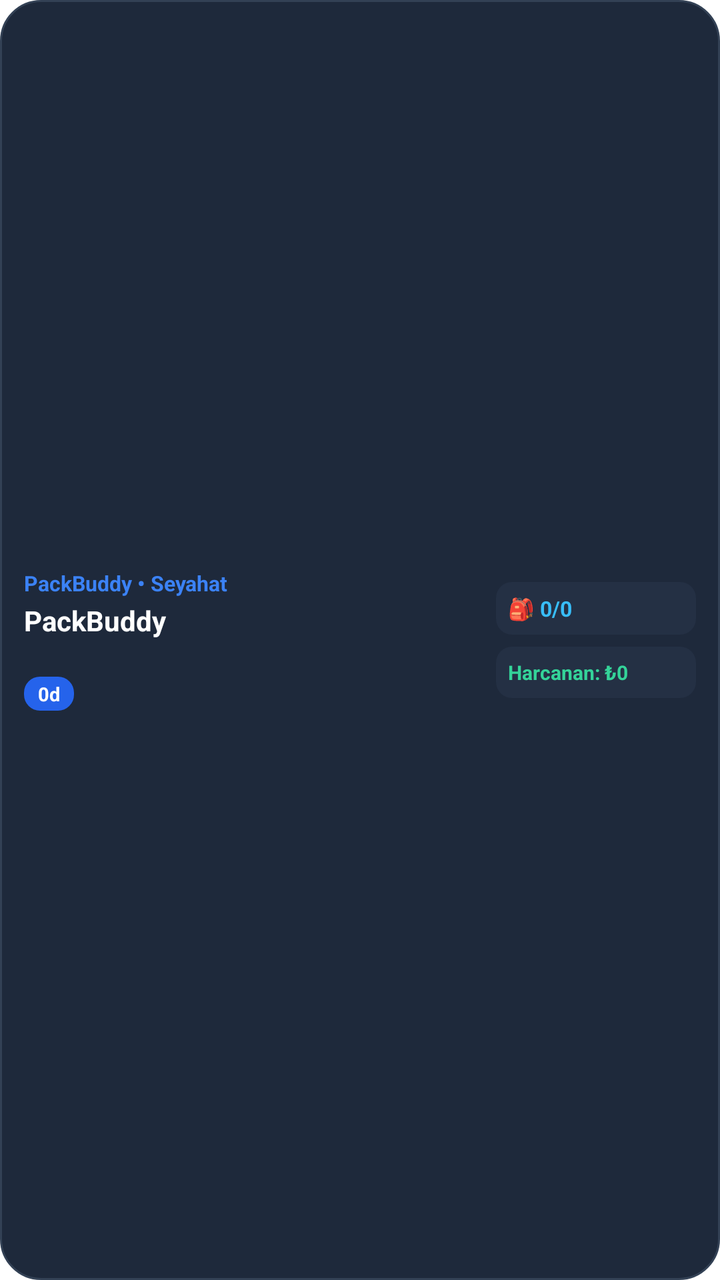
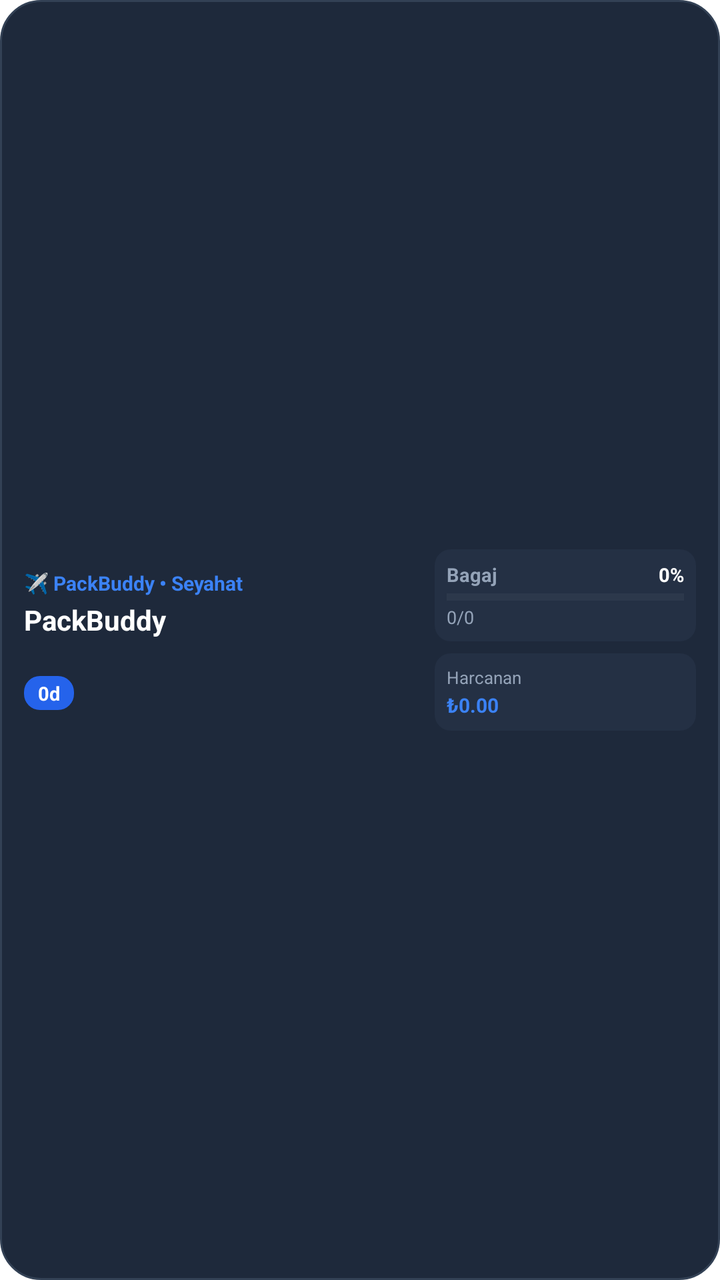

Screens rendered from an Android XML layout before and after an edit, with the pre-edit source and the edit as a unified diff.
<!-- AndroidManifest.xml: fallback theme Theme.MaterialComponents.DayNight.NoActionBar -->
<!-- res/layout/packbuddy_trip_medium.xml -->
<?xml version="1.0" encoding="utf-8"?>
<LinearLayout xmlns:android="http://schemas.android.com/apk/res/android"
    android:id="@+id/widget_container"
    android:layout_width="match_parent"
    android:layout_height="match_parent"
    android:background="@drawable/widget_bg"
    android:orientation="horizontal"
    android:padding="12dp">

    
    <LinearLayout
        android:layout_width="0dp"
        android:layout_height="match_parent"
        android:layout_weight="1"
        android:gravity="center_vertical"
        android:orientation="vertical">

        <TextView
            android:id="@+id/widget_app_name"
            android:layout_width="wrap_content"
            android:layout_height="wrap_content"
            android:ellipsize="end"
            android:maxLines="1"
            android:text="PackBuddy • Seyahat"
            android:textColor="#3B82F6"
            android:textSize="10.5sp"
            android:textStyle="bold" />

        <FrameLayout
            android:layout_width="match_parent"
            android:layout_height="2dp" />

        <TextView
            android:id="@+id/widget_title"
            android:layout_width="match_parent"
            android:layout_height="wrap_content"
            android:ellipsize="end"
            android:maxLines="1"
            android:text="PackBuddy"
            android:textColor="#FFFFFF"
            android:textSize="14sp"
            android:textStyle="bold" />

        <TextView
            android:id="@+id/widget_destination"
            android:layout_width="match_parent"
            android:layout_height="wrap_content"
            android:layout_marginTop="1dp"
            android:ellipsize="end"
            android:maxLines="1"
            android:text=""
            android:textColor="#94A3B8"
            android:textSize="10sp" />

        <TextView
            android:id="@+id/widget_days"
            android:layout_width="wrap_content"
            android:layout_height="wrap_content"
            android:layout_marginTop="4dp"
            android:background="@drawable/widget_badge_bg"
            android:ellipsize="end"
            android:maxLines="1"
            android:paddingStart="7dp"
            android:paddingTop="2dp"
            android:paddingEnd="7dp"
            android:paddingBottom="2dp"
            android:text="0d"
            android:textColor="#FFFFFF"
            android:textSize="9.5sp"
            android:textStyle="bold" />
    </LinearLayout>

    
    <LinearLayout
        android:id="@+id/widget_right_column"
        android:layout_width="100dp"
        android:layout_height="match_parent"
        android:layout_marginStart="10dp"
        android:gravity="center_vertical"
        android:orientation="vertical">

        <LinearLayout
            android:id="@+id/widget_packing_box"
            android:layout_width="match_parent"
            android:layout_height="wrap_content"
            android:background="@drawable/widget_stat_bg"
            android:orientation="vertical"
            android:padding="6dp">

            <TextView
                android:id="@+id/widget_packing"
                android:layout_width="match_parent"
                android:layout_height="wrap_content"
                android:ellipsize="end"
                android:maxLines="1"
                android:text="🎒 0/0"
                android:textColor="#38BDF8"
                android:textSize="10.5sp"
                android:textStyle="bold" />
        </LinearLayout>

        <LinearLayout
            android:id="@+id/widget_budget_box"
            android:layout_width="match_parent"
            android:layout_height="wrap_content"
            android:layout_marginTop="6dp"
            android:background="@drawable/widget_stat_bg"
            android:orientation="vertical"
            android:padding="6dp">

            <TextView
                android:id="@+id/widget_budget"
                android:layout_width="match_parent"
                android:layout_height="wrap_content"
                android:ellipsize="end"
                android:maxLines="1"
                android:text="Harcanan: ₺0"
                android:textColor="#34D399"
                android:textSize="10sp"
                android:textStyle="bold" />
        </LinearLayout>
    </LinearLayout>

</LinearLayout>
<!-- resources referenced by this layout -->
<resources>
  <!-- drawable widget_badge_bg (drawable) -->
  <?xml version="1.0" encoding="utf-8"?>
  <shape xmlns:android="http://schemas.android.com/apk/res/android"
      android:shape="rectangle">
      <corners android:radius="8dp" />
      <solid android:color="#2563EB" />
  </shape>
  <!-- drawable widget_bg (drawable) -->
  <?xml version="1.0" encoding="utf-8"?>
  <shape xmlns:android="http://schemas.android.com/apk/res/android"
      android:shape="rectangle">
      <corners android:radius="20dp" />
      <solid android:color="#1E293B" />
      <stroke
          android:width="1dp"
          android:color="#334155" />
  </shape>
  <!-- drawable widget_stat_bg (drawable) -->
  <?xml version="1.0" encoding="utf-8"?>
  <shape xmlns:android="http://schemas.android.com/apk/res/android"
      android:shape="rectangle">
      <corners android:radius="8dp" />
      <solid android:color="#243044" />
  </shape>
</resources>

<!-- the commit's change to res/layout/packbuddy_trip_medium.xml (unified diff, before → after) -->
@@ -11,7 +11,7 @@
     <LinearLayout
         android:layout_width="0dp"
         android:layout_height="match_parent"
-        android:layout_weight="1"
+        android:layout_weight="3"
         android:gravity="center_vertical"
         android:orientation="vertical">
 
@@ -21,9 +21,9 @@
             android:layout_height="wrap_content"
             android:ellipsize="end"
             android:maxLines="1"
-            android:text="PackBuddy • Seyahat"
+            android:text="✈️ PackBuddy • Seyahat"
             android:textColor="#3B82F6"
-            android:textSize="10.5sp"
+            android:textSize="10sp"
             android:textStyle="bold" />
 
         <FrameLayout
@@ -73,12 +73,14 @@
     
     <LinearLayout
         android:id="@+id/widget_right_column"
-        android:layout_width="100dp"
+        android:layout_width="0dp"
         android:layout_height="match_parent"
         android:layout_marginStart="10dp"
+        android:layout_weight="2"
         android:gravity="center_vertical"
         android:orientation="vertical">
 
+        
         <LinearLayout
             android:id="@+id/widget_packing_box"
             android:layout_width="match_parent"
@@ -87,18 +89,57 @@
             android:orientation="vertical"
             android:padding="6dp">
 
+            <LinearLayout
+                android:layout_width="match_parent"
+                android:layout_height="wrap_content"
+                android:orientation="horizontal">
+
+                <TextView
+                    android:id="@+id/widget_packing_label"
+                    android:layout_width="0dp"
+                    android:layout_height="wrap_content"
+                    android:layout_weight="1"
+                    android:ellipsize="end"
+                    android:maxLines="1"
+                    android:text="Bagaj"
+                    android:textColor="#94A3B8"
+                    android:textSize="9.5sp"
+                    android:textStyle="bold" />
+
+                <TextView
+                    android:id="@+id/widget_packing_pct"
+                    android:layout_width="wrap_content"
+                    android:layout_height="wrap_content"
+                    android:text="0%"
+                    android:textColor="#FFFFFF"
+                    android:textSize="9.5sp"
+                    android:textStyle="bold" />
+            </LinearLayout>
+
+            <ProgressBar
+                android:id="@+id/widget_packing_progress"
+                style="?android:attr/progressBarStyleHorizontal"
+                android:layout_width="match_parent"
+                android:layout_height="3.5dp"
+                android:layout_marginTop="3dp"
+                android:layout_marginBottom="2dp"
+                android:max="100"
+                android:progress="0"
+                android:progressBackgroundTint="#4094A3B8"
+                android:progressTint="#3B82F6" />
+
             <TextView
                 android:id="@+id/widget_packing"
                 android:layout_width="match_parent"
                 android:layout_height="wrap_content"
                 android:ellipsize="end"
                 android:maxLines="1"
-                android:text="🎒 0/0"
-                android:textColor="#38BDF8"
-                android:textSize="10.5sp"
-                android:textStyle="bold" />
+                android:text="0/0"
+                android:textColor="#94A3B8"
+                android:textSize="9sp" />
         </LinearLayout>
 
+        
         <LinearLayout
             android:id="@+id/widget_budget_box"
             android:layout_width="match_parent"
@@ -109,13 +150,24 @@
             android:padding="6dp">
 
             <TextView
-                android:id="@+id/widget_budget"
+                android:id="@+id/widget_budget_label"
                 android:layout_width="match_parent"
                 android:layout_height="wrap_content"
                 android:ellipsize="end"
                 android:maxLines="1"
-                android:text="Harcanan: ₺0"
-                android:textColor="#34D399"
+                android:text="Harcanan"
+                android:textColor="#94A3B8"
+                android:textSize="8.5sp" />
+
+            <TextView
+                android:id="@+id/widget_budget"
+                android:layout_width="match_parent"
+                android:layout_height="wrap_content"
+                android:layout_marginTop="1dp"
+                android:ellipsize="end"
+                android:maxLines="1"
+                android:text="₺0.00"
+                android:textColor="#3B82F6"
                 android:textSize="10sp"
                 android:textStyle="bold" />
         </LinearLayout>
